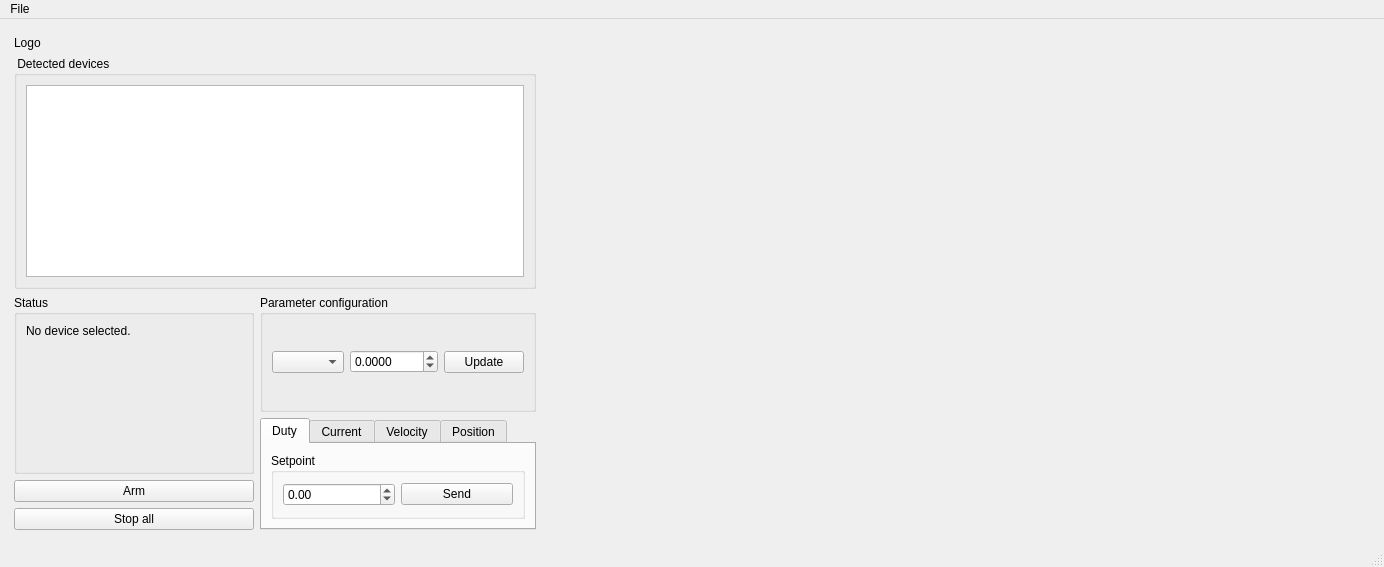
The window that app.ui (flatEarther42/RoboszponConfigurator) describes before a commit, drawn with Qt 5.
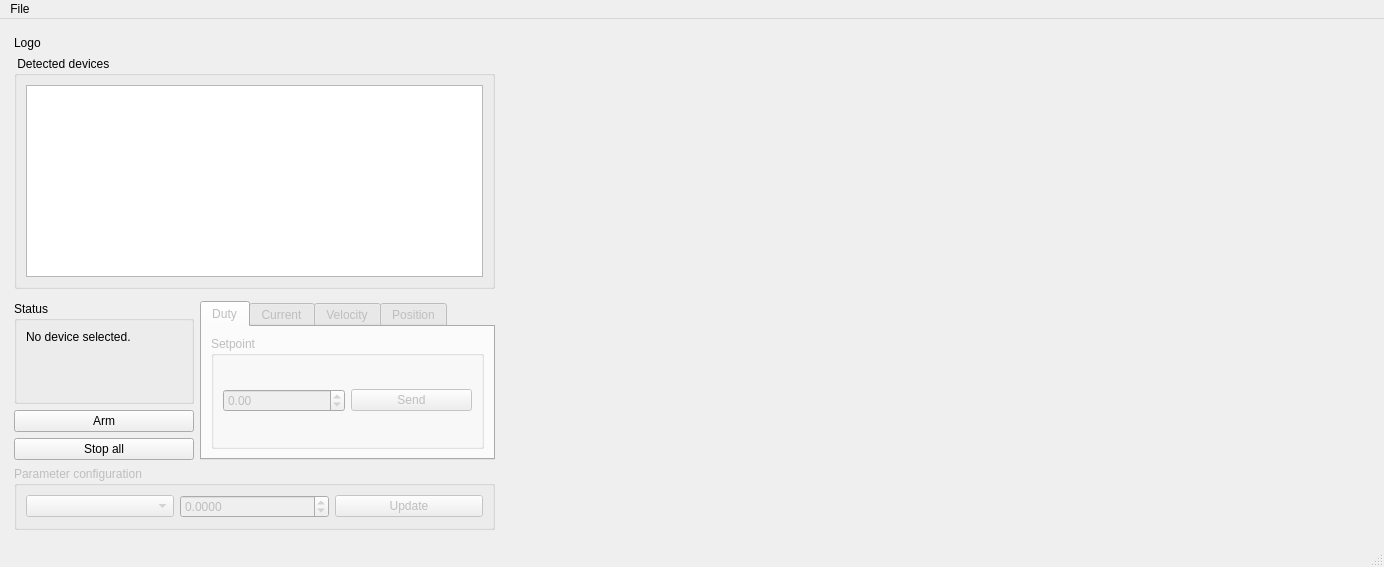
The same window after the commit. The open tabs and pages were chosen to show the change.

Commit message: Add parameter read/write

What changed in the file:
```diff
--- a/app.ui
+++ b/app.ui
@@ -15,7 +15,7 @@
   </property>
   <widget class="QWidget" name="centralwidget">
    <layout class="QGridLayout" name="gridLayout">
-    <item row="0" column="3" rowspan="10">
+    <item row="0" column="3" rowspan="12">
      <widget class="QWidget" name="plotView" native="true">
       <property name="sizePolicy">
        <sizepolicy hsizetype="Expanding" vsizetype="Expanding">
@@ -25,11 +25,11 @@
       </property>
      </widget>
     </item>
-    <item row="3" column="1" rowspan="4">
+    <item row="4" column="1" rowspan="4">
      <widget class="QGroupBox" name="groupBox_3">
       <property name="minimumSize">
        <size>
-        <width>240</width>
+        <width>180</width>
         <height>0</height>
        </size>
       </property>
@@ -92,7 +92,7 @@
       </layout>
      </widget>
     </item>
-    <item row="3" column="0">
+    <item row="4" column="0">
      <spacer name="verticalSpacer">
       <property name="orientation">
        <enum>Qt::Vertical</enum>
@@ -105,7 +105,7 @@
       </property>
      </spacer>
     </item>
-    <item row="7" column="1">
+    <item row="8" column="1">
      <widget class="QPushButton" name="armButton">
       <property name="text">
        <string>Arm</string>
@@ -119,47 +119,6 @@
       </property>
      </widget>
     </item>
-    <item row="3" column="2" rowspan="2">
-     <widget class="QGroupBox" name="groupBox_6">
-      <property name="sizePolicy">
-       <sizepolicy hsizetype="Preferred" vsizetype="Preferred">
-        <horstretch>0</horstretch>
-        <verstretch>0</verstretch>
-       </sizepolicy>
-      </property>
-      <property name="title">
-       <string>Parameter configuration</string>
-      </property>
-      <layout class="QHBoxLayout" name="horizontalLayout">
-       <item>
-        <widget class="QComboBox" name="parameterComboBox"/>
-       </item>
-       <item>
-        <widget class="QDoubleSpinBox" name="parameterSpinBox">
-         <property name="readOnly">
-          <bool>false</bool>
-         </property>
-         <property name="decimals">
-          <number>4</number>
-         </property>
-         <property name="minimum">
-          <double>-2137.000000000000000</double>
-         </property>
-         <property name="maximum">
-          <double>2137.000000000000000</double>
-         </property>
-        </widget>
-       </item>
-       <item>
-        <widget class="QPushButton" name="parameterUpdateButton">
-         <property name="text">
-          <string>Update</string>
-         </property>
-        </widget>
-       </item>
-      </layout>
-     </widget>
-    </item>
     <item row="2" column="1" colspan="2">
      <widget class="QGroupBox" name="groupBox">
       <property name="title">
@@ -179,14 +138,14 @@
       </layout>
      </widget>
     </item>
-    <item row="8" column="1">
+    <item row="9" column="1">
      <widget class="QPushButton" name="stopAllButton">
       <property name="text">
        <string>Stop all</string>
       </property>
      </widget>
     </item>
-    <item row="9" column="1">
+    <item row="11" column="1">
      <spacer name="verticalSpacer_3">
       <property name="orientation">
        <enum>Qt::Vertical</enum>
@@ -215,14 +174,23 @@
       </property>
      </spacer>
     </item>
-    <item row="5" column="2" rowspan="4">
-     <widget class="QTabWidget" name="tabWidget">
+    <item row="4" column="2" rowspan="6">
+     <widget class="QTabWidget" name="setpointGroup">
+      <property name="enabled">
+       <bool>false</bool>
+      </property>
       <property name="sizePolicy">
        <sizepolicy hsizetype="Preferred" vsizetype="Expanding">
         <horstretch>0</horstretch>
         <verstretch>0</verstretch>
        </sizepolicy>
       </property>
+      <property name="minimumSize">
+       <size>
+        <width>295</width>
+        <height>0</height>
+       </size>
+      </property>
       <property name="currentIndex">
        <number>2</number>
       </property>
@@ -355,6 +323,50 @@
       </widget>
      </widget>
     </item>
+    <item row="10" column="1" colspan="2">
+     <widget class="QGroupBox" name="parameterConfigurationGroup">
+      <property name="enabled">
+       <bool>false</bool>
+      </property>
+      <property name="sizePolicy">
+       <sizepolicy hsizetype="Preferred" vsizetype="Preferred">
+        <horstretch>0</horstretch>
+        <verstretch>0</verstretch>
+       </sizepolicy>
+      </property>
+      <property name="title">
+       <string>Parameter configuration</string>
+      </property>
+      <layout class="QHBoxLayout" name="horizontalLayout">
+       <item>
+        <widget class="QComboBox" name="parameterComboBox"/>
+       </item>
+       <item>
+        <widget class="QDoubleSpinBox" name="parameterSpinBox">
+         <property name="readOnly">
+          <bool>false</bool>
+         </property>
+         <property name="decimals">
+          <number>4</number>
+         </property>
+         <property name="minimum">
+          <double>-2137.000000000000000</double>
+         </property>
+         <property name="maximum">
+          <double>2137.000000000000000</double>
+         </property>
+        </widget>
+       </item>
+       <item>
+        <widget class="QPushButton" name="parameterUpdateButton">
+         <property name="text">
+          <string>Update</string>
+         </property>
+        </widget>
+       </item>
+      </layout>
+     </widget>
+    </item>
    </layout>
   </widget>
   <widget class="QStatusBar" name="statusbar"/>
```
Left out of the diff: 2 changed lines with no effect on the pictures. The commit also changes 2 other files.
